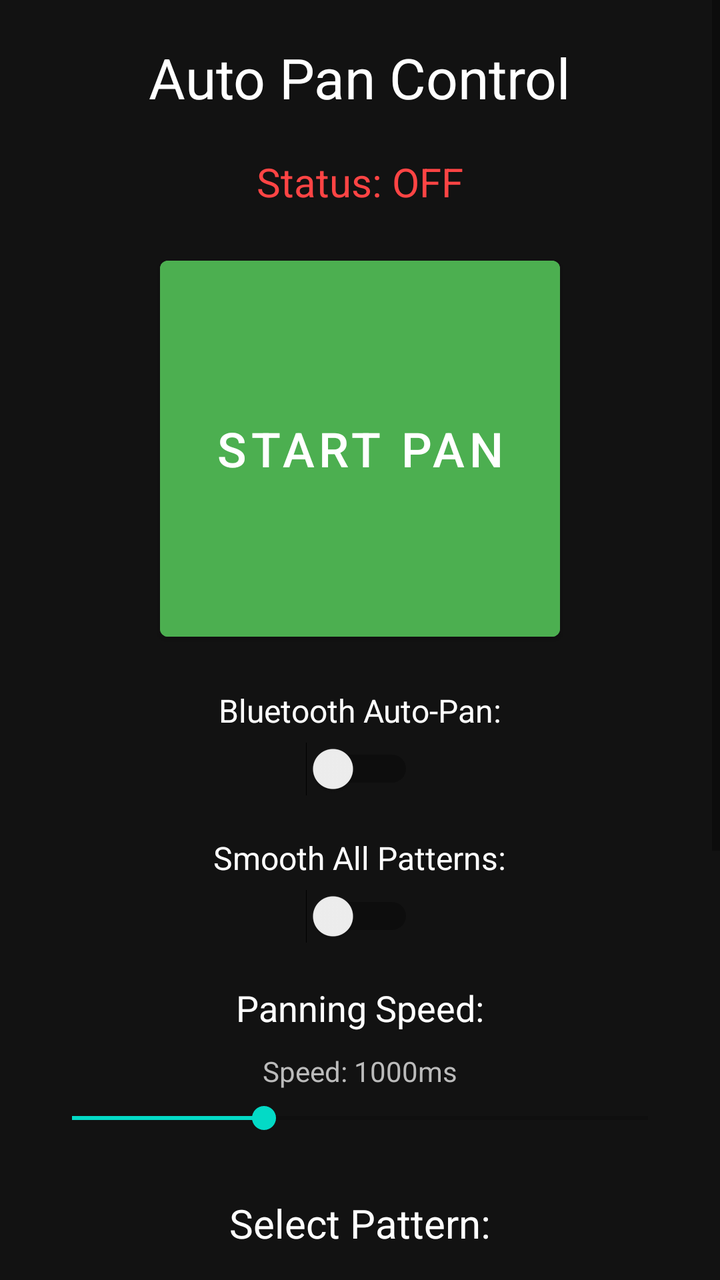
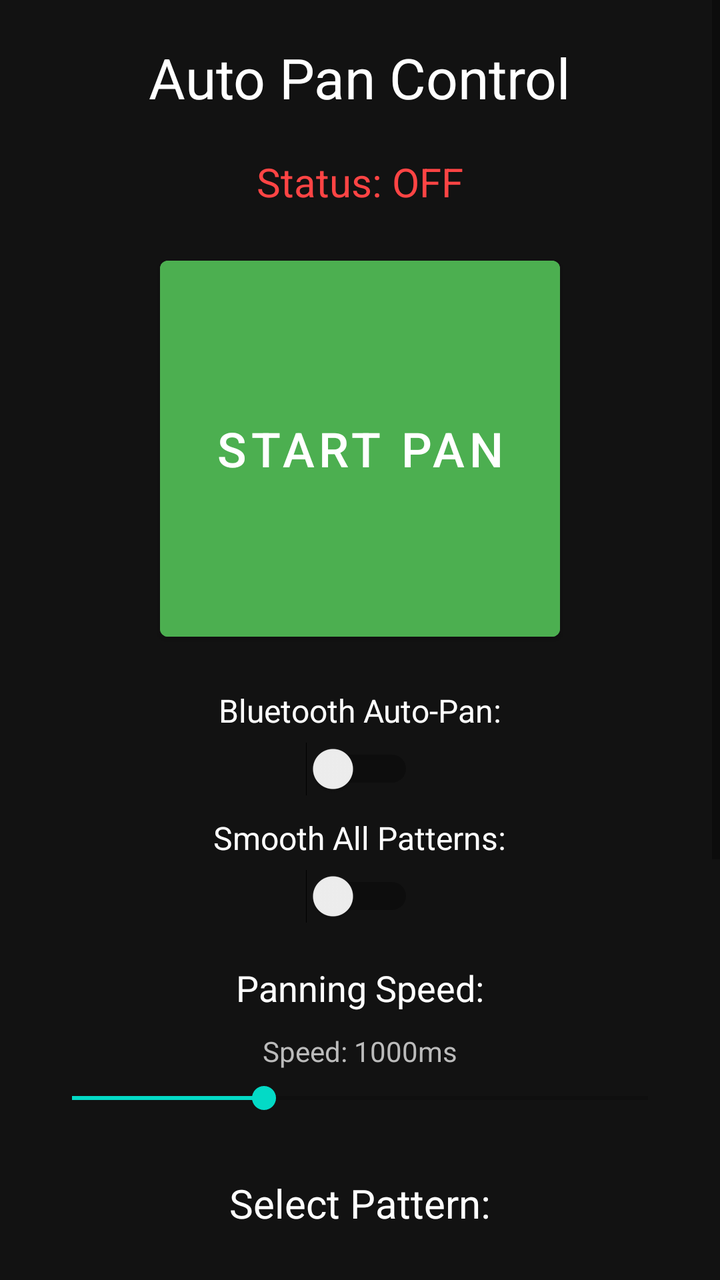

Compare the two renders of this Android layout. The source of the first and the diff that turns it into the second are given below.
<!-- AndroidManifest.xml: fallback theme Theme.MaterialComponents.DayNight.NoActionBar -->
<!-- res/layout/activity_main.xml -->
<?xml version="1.0" encoding="utf-8"?>
<ScrollView xmlns:android="http://schemas.android.com/apk/res/android"
    android:layout_width="match_parent"
    android:layout_height="match_parent"
    android:background="#121212">
    
    <LinearLayout
        android:layout_width="match_parent"
        android:layout_height="wrap_content"
        android:orientation="vertical"
        android:gravity="center"
        android:padding="20dp">
        
        <TextView
            android:layout_width="wrap_content"
            android:layout_height="wrap_content"
            android:text="Auto Pan Control"
            android:textSize="28sp"
            android:textColor="#FFFFFF"
            android:layout_marginBottom="20dp"/>
        
        <TextView
            android:id="@+id/statusText"
            android:layout_width="wrap_content"
            android:layout_height="wrap_content"
            android:text="Status: OFF"
            android:textSize="20sp"
            android:textColor="#FF4444"
            android:layout_marginBottom="20dp"/>
        
        <Button
            android:id="@+id/toggleButton"
            android:layout_width="200dp"
            android:layout_height="200dp"
            android:text="START PAN"
            android:textSize="24sp"
            android:backgroundTint="#4CAF50"
            android:layout_marginBottom="20dp"/>
        
        <TextView
            android:layout_width="wrap_content"
            android:layout_height="wrap_content"
            android:text="Bluetooth Auto-Pan:"
            android:textSize="16sp"
            android:textColor="#FFFFFF"
            android:layout_marginBottom="5dp"/>
        
        <Switch
            android:id="@+id/bluetoothSwitch"
            android:layout_width="wrap_content"
            android:layout_height="wrap_content"
            android:layout_marginBottom="20dp"/>
        <TextView
            android:layout_width="wrap_content"
            android:layout_height="wrap_content"
            android:text="Smooth All Patterns:"
            android:textSize="16sp"
            android:textColor="#FFFFFF"
            android:layout_marginBottom="5dp"/>
        
        <Switch
            android:id="@+id/smoothSwitch"
            android:layout_width="wrap_content"
            android:layout_height="wrap_content"
            android:layout_marginBottom="20dp"/>
        
        <TextView
            android:layout_width="wrap_content"
            android:layout_height="wrap_content"
            android:text="Panning Speed:"
            android:textSize="18sp"
            android:textColor="#FFFFFF"
            android:layout_marginBottom="10dp"/>
        
        <TextView
            android:id="@+id/speedText"
            android:layout_width="wrap_content"
            android:layout_height="wrap_content"
            android:text="Speed: 1000ms"
            android:textSize="14sp"
            android:textColor="#BBBBBB"
            android:layout_marginBottom="5dp"/>
        
        <SeekBar
            android:id="@+id/speedSeekBar"
            android:layout_width="match_parent"
            android:layout_height="wrap_content"
            android:max="30"
            android:progress="10"
            android:layout_marginBottom="30dp"/>
        
        <TextView
            android:layout_width="wrap_content"
            android:layout_height="wrap_content"
            android:text="Select Pattern:"
            android:textSize="20sp"
            android:textColor="#FFFFFF"
            android:layout_marginBottom="10dp"/>
        
        <RadioGroup
            android:id="@+id/patternGroup"
            android:layout_width="match_parent"
            android:layout_height="wrap_content"
            android:orientation="vertical"
            android:padding="10dp">
            
            <RadioButton
                android:id="@+id/radioSmooth"
                android:layout_width="wrap_content"
                android:layout_height="wrap_content"
                android:text="Smooth"
                android:textColor="#FFFFFF"
                android:buttonTint="#4CAF50"/>
            
            <RadioButton
                android:id="@+id/radioHard"
                android:layout_width="wrap_content"
                android:layout_height="wrap_content"
                android:text="Hard Left/Right"
                android:textColor="#FFFFFF"
                android:buttonTint="#FF9800"/>
            
            <RadioButton
                android:id="@+id/radioWave"
                android:layout_width="wrap_content"
                android:layout_height="wrap_content"
                android:text="Wave"
                android:textColor="#FFFFFF"
                android:buttonTint="#2196F3"/>
            
            <RadioButton
                android:id="@+id/radioSubtle"
                android:layout_width="wrap_content"
                android:layout_height="wrap_content"
                android:text="Subtle"
                android:textColor="#FFFFFF"
                android:buttonTint="#9C27B0"/>
            
            <RadioButton
                android:id="@+id/radioCrazy"
                android:layout_width="wrap_content"
                android:layout_height="wrap_content"
                android:text="Crazy"
                android:textColor="#FFFFFF"
                android:buttonTint="#F44336"/>
            
            <RadioButton
                android:id="@+id/radioCustom"
                android:layout_width="wrap_content"
                android:layout_height="wrap_content"
                android:text="Custom Pattern"
                android:textColor="#FFFFFF"
                android:buttonTint="#00BCD4"/>
            
        </RadioGroup>
        
        <LinearLayout
            android:id="@+id/customContainer"
            android:layout_width="match_parent"
            android:layout_height="wrap_content"
            android:orientation="vertical"
            android:visibility="gone"
            android:padding="10dp">
            
            <TextView
                android:layout_width="wrap_content"
                android:layout_height="wrap_content"
                android:text="Custom Pattern:"
                android:textSize="16sp"
                android:textColor="#00BCD4"
                android:layout_marginBottom="15dp"/>
            
            <LinearLayout
                android:layout_width="match_parent"
                android:layout_height="wrap_content"
                android:orientation="vertical"
                android:background="#1E1E1E"
                android:padding="10dp"
                android:layout_marginBottom="20dp">
                
                <LinearLayout
                    android:layout_width="match_parent"
                    android:layout_height="wrap_content"
                    android:orientation="horizontal">
                    
                    <TextView
                        android:layout_width="0dp"
                        android:layout_height="wrap_content"
                        android:layout_weight="1"
                        android:text="LEFT"
                        android:textSize="12sp"
                        android:textColor="#FF5722"
                        android:gravity="start"/>
                    
                    <TextView
                        android:layout_width="0dp"
                        android:layout_height="wrap_content"
                        android:layout_weight="1"
                        android:text="CENTER"
                        android:textSize="12sp"
                        android:textColor="#FFFFFF"
                        android:gravity="center"/>
                    
                    <TextView
                        android:layout_width="0dp"
                        android:layout_height="wrap_content"
                        android:layout_weight="1"
                        android:text="RIGHT"
                        android:textSize="12sp"
                        android:textColor="#4CAF50"
                        android:gravity="end"/>
                    
                </LinearLayout>
                
                <LinearLayout
                    android:id="@+id/graphArea"
                    android:layout_width="match_parent"
                    android:layout_height="200dp"
                    android:orientation="vertical"
                    android:layout_marginTop="5dp"
                    android:layout_marginBottom="5dp"/>
                
                <LinearLayout
                    android:layout_width="match_parent"
                    android:layout_height="wrap_content"
                    android:orientation="horizontal">
                    
                    <TextView
                        android:layout_width="0dp"
                        android:layout_height="wrap_content"
                        android:layout_weight="1"
                        android:text="-0.8"
                        android:textSize="10sp"
                        android:textColor="#888888"
                        android:gravity="start"/>
                    
                    <TextView
                        android:layout_width="0dp"
                        android:layout_height="wrap_content"
                        android:layout_weight="1"
                        android:text="-0.4"
                        android:textSize="10sp"
                        android:textColor="#888888"
                        android:gravity="center"/>
                    
                    <TextView
                        android:layout_width="0dp"
                        android:layout_height="wrap_content"
                        android:layout_weight="1"
                        android:text="0"
                        android:textSize="10sp"
                        android:textColor="#FFFFFF"
                        android:gravity="center"/>
                    
                    <TextView
                        android:layout_width="0dp"
                        android:layout_height="wrap_content"
                        android:layout_weight="1"
                        android:text="+0.4"
                        android:textSize="10sp"
                        android:textColor="#888888"
                        android:gravity="center"/>
                    
                    <TextView
                        android:layout_width="0dp"
                        android:layout_height="wrap_content"
                        android:layout_weight="1"
                        android:text="+0.8"
                        android:textSize="10sp"
                        android:textColor="#888888"
                        android:gravity="end"/>
                    
                </LinearLayout>
                
            </LinearLayout>
            
            <TextView
                android:layout_width="wrap_content"
                android:layout_height="wrap_content"
                android:text="Quick Presets:"
                android:textSize="14sp"
                android:textColor="#BBBBBB"
                android:layout_marginBottom="10dp"/>
            
            <LinearLayout
                android:layout_width="match_parent"
                android:layout_height="wrap_content"
                android:orientation="horizontal"
                android:gravity="center"
                android:layout_marginBottom="20dp">
                
                <Button
                    android:id="@+id/presetSmooth"
                    android:layout_width="0dp"
                    android:layout_height="wrap_content"
                    android:layout_weight="1"
                    android:text="Smooth"
                    android:textSize="12sp"
                    android:backgroundTint="#4CAF50"
                    android:layout_margin="2dp"/>
                
                <Button
                    android:id="@+id/presetBounce"
                    android:layout_width="0dp"
                    android:layout_height="wrap_content"
                    android:layout_weight="1"
                    android:text="Bounce"
                    android:textSize="12sp"
                    android:backgroundTint="#FF9800"
                    android:layout_margin="2dp"/>
                
                <Button
                    android:id="@+id/presetCircle"
                    android:layout_width="0dp"
                    android:layout_height="wrap_content"
                    android:layout_weight="1"
                    android:text="Circle"
                    android:textSize="12sp"
                    android:backgroundTint="#2196F3"
                    android:layout_margin="2dp"/>
                
            </LinearLayout>
            
            <LinearLayout
                android:id="@+id/slidersContainer"
                android:layout_width="match_parent"
                android:layout_height="wrap_content"
                android:orientation="vertical"/>
            
        </LinearLayout>
        
    </LinearLayout>
</ScrollView>
<!-- resources referenced by this layout -->
<resources>

</resources>

<!-- the commit's change to res/layout/activity_main.xml (unified diff, before → after) -->
@@ -49,7 +49,8 @@
             android:id="@+id/bluetoothSwitch"
             android:layout_width="wrap_content"
             android:layout_height="wrap_content"
-            android:layout_marginBottom="20dp"/>
+            android:layout_marginBottom="10dp"/>
+        
         <TextView
             android:layout_width="wrap_content"
             android:layout_height="wrap_content"
